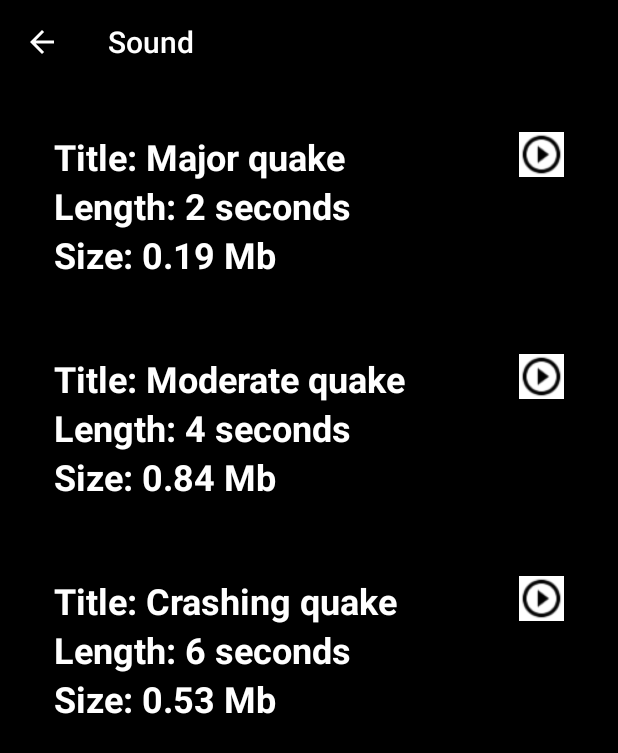
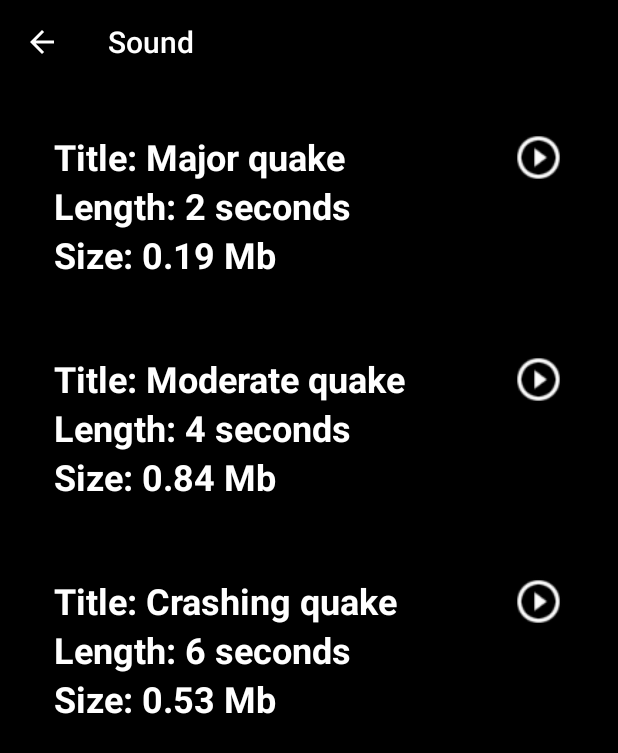
Before and after one commit to hillc255/EcoSoundClips, an Android app: the SoundActivity screen opened directly, with no data from a screen before it, on a phone screen of 412 x 824 dp. Shown: the top 753 px of the screen. Run offline under Robolectric (Android 15) with nearby library versions, the phone set to English and light mode, and no system bars.

Commit message:
Update playbutton

```diff
--- a/app/src/main/res/layout/list_item.xml
+++ b/app/src/main/res/layout/list_item.xml
@@ -30,7 +30,7 @@
         android:layout_alignEnd="@+id/title"
         android:src="@drawable/playbutton"
         android:contentDescription="@string/button_desc"
-        android:background="@color/white"/>
+        android:background="@color/black"/>
 
     <TextView
         android:id="@+id/length"
--- a/app/src/main/res/values/dimens.xml
+++ b/app/src/main/res/values/dimens.xml
@@ -13,8 +13,8 @@
     <dimen name="pad_right_list">20dp</dimen>
     <dimen name="pad_left_list">20dp</dimen>
     <dimen name="text_size_list">24sp</dimen>
-    <dimen name="image_width">30dp</dimen>
-    <dimen name="image_height">30dp</dimen>
+    <dimen name="image_width">34dp</dimen>
+    <dimen name="image_height">34dp</dimen>
     <!-- sound_list dimens -->
     <dimen name="pad_bottom_sound">16dp</dimen>
     <dimen name="pad_left_sound">16dp</dimen>
```
Also changed, not shown: app/src/main/res/drawable-hdpi/playbutton.png, app/src/main/res/drawable-mdpi/playbutton.png, app/src/main/res/drawable-xhdpi/playbutton.png, app/src/main/res/drawable-xxhdpi/playbutton.png, app/src/main/res/drawable-xxxhdpi/playbutton.png, app/src/main/res/drawable/playbutton.png.
